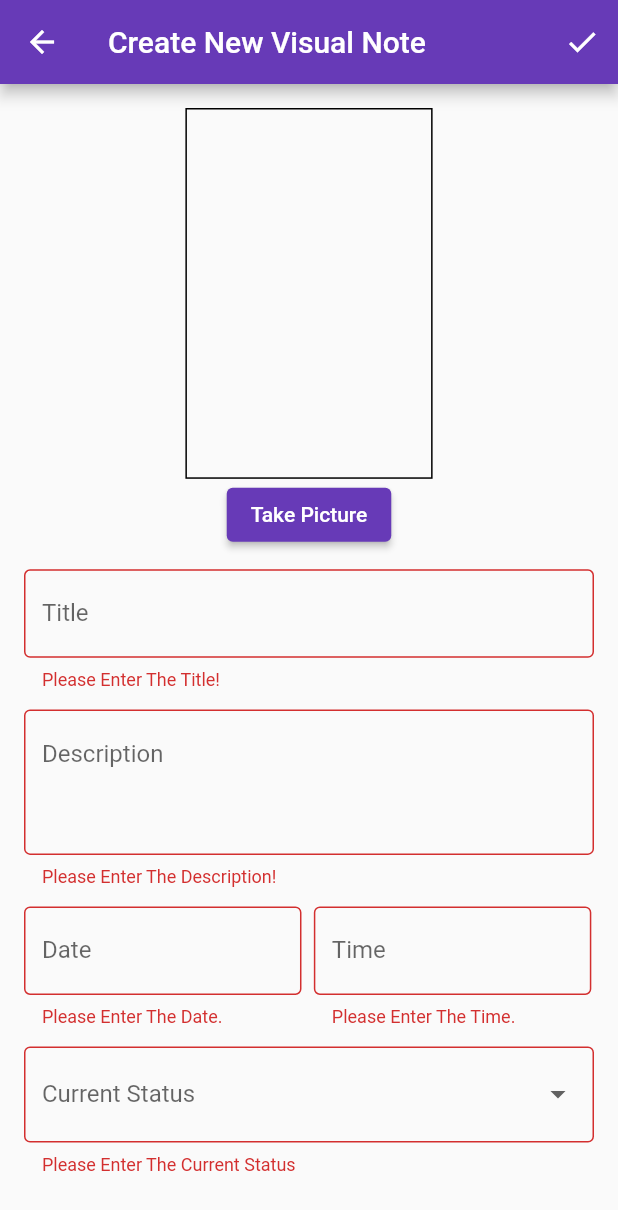
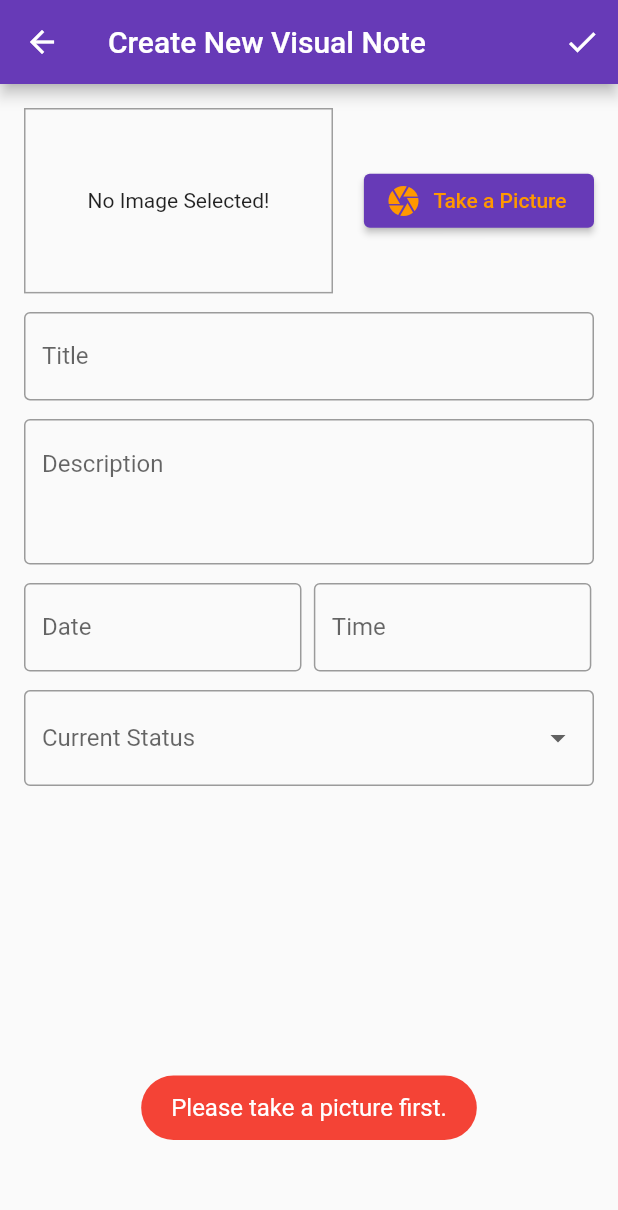
Before and after one commit to assem16399/Visual-Notes-App-Flutter, a Flutter app: the EditVisualNotesScreen screen opened by its route, after a tap on the "check" icon, on a phone screen of 412 x 824 dp. Shown: the top 1210 px of the screen. Run offline on Flutter 3.47's test engine with Material 2 defaults, Android fonts, the phone set to English and light mode, and no system bars; our stand-ins replace fluttertoast, image_picker.

Commit message:
image picker added

```diff
--- a/lib/modules/edit_visual_note/edit_visual_note_screen.dart
+++ b/lib/modules/edit_visual_note/edit_visual_note_screen.dart
@@ -1,8 +1,12 @@
+import 'dart:io';
+
 import 'package:flutter/material.dart';
 import 'package:intl/intl.dart';
 import 'package:provider/provider.dart';
 import 'package:visual_notes_app/models/visual_note.dart';
 import 'package:visual_notes_app/providers/visual_notes_provider.dart';
+import 'package:visual_notes_app/shared/components/toast.dart';
+import 'package:visual_notes_app/shared/components/widgets/image_input.dart';
 import 'package:visual_notes_app/shared/components/widgets/white_space.dart';
 
 class EditVisualNotesScreen extends StatefulWidget {
@@ -20,8 +24,7 @@ class _EditVisualNotesScreenState extends State<EditVisualNotesScreen> {
   final _timeController = TextEditingController();
   String? _currentStatus;
   final List<String> _statuses = ['Opened', 'Closed'];
-
-  VisualNote newVisualNote =
+  VisualNote? newVisualNote =
       VisualNote(id: null, title: '', description: '', date: {}, isOpened: false, image: null);
 
   Future<TimeOfDay?> _displayTimePicker(BuildContext context) async {
@@ -37,15 +40,34 @@ class _EditVisualNotesScreenState extends State<EditVisualNotesScreen> {
   }
 
   void submitForm() {
+    if (newVisualNote!.image == null) {
+      toast('Please take a picture first.');
+      return;
+    }
     if (_formKey.currentState!.validate()) {
       _formKey.currentState!.save();
-      Provider.of<VisualNotesProvider>(context, listen: false).addVisualNote(newVisualNote);
+      Provider.of<VisualNotesProvider>(context, listen: false).addVisualNote(newVisualNote!);
     }
+  }
+
+  void getImage(File image) {
+    newVisualNote = newVisualNote!.copyWith(image: image);
+  }
+
+  @override
+  void dispose() {
+    // TODO: implement dispose
+    _dateController.dispose();
+    _timeController.dispose();
+    newVisualNote = null;
+    super.dispose();
   }
 
   @override
   Widget build(BuildContext context) {
     final deviceSize = MediaQuery.of(context).size;
+    final _isLandscape = MediaQuery.of(context).orientation == Orientation.landscape;
+
     return Scaffold(
       appBar: AppBar(
         title: const Text('Create New Visual Note'),
@@ -58,12 +80,9 @@ class _EditVisualNotesScreenState extends State<EditVisualNotesScreen> {
           child: SingleChildScrollView(
             child: Column(
               children: [
-                Container(
-                  width: deviceSize.width * 0.4,
-                  height: deviceSize.height * 0.3,
-                  decoration: BoxDecoration(border: Border.all()),
+                ImageInput(
+                  getImage: getImage,
                 ),
-                ElevatedButton(onPressed: () {}, child: const Text('Take Picture')),
                 const WhiteSpace(isHorizontal: false),
                 TextFormField(
                   decoration: const InputDecoration(labelText: 'Title'),
@@ -74,7 +93,7 @@ class _EditVisualNotesScreenState extends State<EditVisualNotesScreen> {
                     return null;
                   },
                   onSaved: (value) {
-                    newVisualNote = newVisualNote.copyWith(title: value);
+                    newVisualNote = newVisualNote!.copyWith(title: value);
                   },
                 ),
                 const WhiteSpace(isHorizontal: false),
@@ -91,14 +110,14 @@ class _EditVisualNotesScreenState extends State<EditVisualNotesScreen> {
                     return null;
                   },
                   onSaved: (value) {
-                    newVisualNote = newVisualNote.copyWith(description: value);
+                    newVisualNote = newVisualNote!.copyWith(description: value);
                   },
                 ),
                 const WhiteSpace(isHorizontal: false),
                 Row(
                   children: [
                     SizedBox(
-                      width: deviceSize.width * 0.449,
+                      width: _isLandscape ? deviceSize.width * 0.4675 : deviceSize.width * 0.449,
                       child: TextFormField(
                         validator: (value) {
                           if (value!.isEmpty) return 'Please Enter The Date. ';
@@ -107,10 +126,10 @@ class _EditVisualNotesScreenState extends State<EditVisualNotesScreen> {
                         controller: _dateController,
                         onTap: () async {
                           FocusScope.of(context).requestFocus(FocusNode());
-                          newVisualNote.date['date'] = await _displayDatePicker(context);
-                          if (newVisualNote.date['date'] != null) {
+                          newVisualNote!.date['date'] = await _displayDatePicker(context);
+                          if (newVisualNote!.date['date'] != null) {
                             _dateController.text =
-                                DateFormat.yMd().format(newVisualNote.date['date']);
+                                DateFormat.yMd().format(newVisualNote!.date['date']);
                           }
                         },
                         decoration: const InputDecoration(labelText: 'Date'),
@@ -118,7 +137,7 @@ class _EditVisualNotesScreenState extends State<EditVisualNotesScreen> {
                     ),
                     const WhiteSpace(isHorizontal: true),
                     SizedBox(
-                      width: deviceSize.width * 0.449,
+                      width: _isLandscape ? deviceSize.width * 0.4675 : deviceSize.width * 0.449,
                       child: TextFormField(
                         controller: _timeController,
                         validator: (value) {
@@ -127,9 +146,9 @@ class _EditVisualNotesScreenState extends State<EditVisualNotesScreen> {
                         },
                         onTap: () async {
                           FocusScope.of(context).requestFocus(FocusNode());
-                          newVisualNote.date['time'] = await _displayTimePicker(context);
-                          if (newVisualNote.date['time'] != null) {
-                            _timeController.text = newVisualNote.date['time'].format(context);
+                          newVisualNote!.date['time'] = await _displayTimePicker(context);
+                          if (newVisualNote!.date['time'] != null) {
+                            _timeController.text = newVisualNote!.date['time'].format(context);
                           }
                         },
                         decoration: const InputDecoration(labelText: 'Time'),
@@ -156,9 +175,9 @@ class _EditVisualNotesScreenState extends State<EditVisualNotesScreen> {
                   },
                   onSaved: (value) {
                     if (value == 'Opened') {
-                      newVisualNote.isOpened = true;
+                      newVisualNote!.isOpened = true;
                     } else {
-                      newVisualNote.isOpened = false;
+                      newVisualNote!.isOpened = false;
                     }
                   },
                 )
--- a/lib/modules/visual_note_details/visual_note_details_screen.dart
+++ b/lib/modules/visual_note_details/visual_note_details_screen.dart
@@ -34,7 +34,9 @@ class VisualNotesDetails extends StatelessWidget {
                     SizedBox(
                       width: double.infinity,
                       height: deviceSize.height * 0.35,
-                      child: Image.asset('assets/images/chair.png'),
+                      child: visualNote.image == null
+                          ? Image.asset('assets/images/chair.png')
+                          : Image.file(visualNote.image!),
                     ),
                     const WhiteSpace(
                       isHorizontal: false,
--- /dev/null
+++ b/lib/shared/components/toast.dart
@@ -0,0 +1,13 @@
+import 'package:flutter/material.dart';
+import 'package:fluttertoast/fluttertoast.dart';
+
+void toast(String msg) {
+  Fluttertoast.showToast(
+      msg: msg,
+      toastLength: Toast.LENGTH_SHORT,
+      gravity: ToastGravity.BOTTOM,
+      timeInSecForIosWeb: 1,
+      backgroundColor: Colors.red,
+      textColor: Colors.white,
+      fontSize: 16.0);
+}
--- /dev/null
+++ b/lib/shared/components/widgets/image_input.dart
@@ -0,0 +1,69 @@
+import 'dart:io';
+
+import 'package:flutter/material.dart';
+import 'package:image_picker/image_picker.dart';
+import 'package:visual_notes_app/shared/styles/colors.dart';
+
+class ImageInput extends StatefulWidget {
+  const ImageInput({Key? key, required this.getImage}) : super(key: key);
+  final void Function(File image) getImage;
+
+  @override
+  _ImageInputState createState() => _ImageInputState();
+}
+
+class _ImageInputState extends State<ImageInput> {
+  File? _storedImage;
+
+  Future<void> _takePicture() async {
+    final imagePicker = ImagePicker();
+    final imageFile = await imagePicker.pickImage(source: ImageSource.camera, maxWidth: 600);
+    if (imageFile == null) {
+      return;
+    }
+    setState(() {
+      _storedImage = File(imageFile.path);
+    });
+    widget.getImage(_storedImage!);
+  }
+
+  @override
+  Widget build(BuildContext context) {
+    final deviceSize = MediaQuery.of(context).size;
+    final _isLandscape = MediaQuery.of(context).orientation == Orientation.landscape;
+
+    return Row(
+      children: [
+        Container(
+          width: _isLandscape ? deviceSize.width * 0.45 : deviceSize.width * 0.5,
+          height: _isLandscape ? deviceSize.height * 0.4 : deviceSize.height * 0.15,
+          decoration: BoxDecoration(border: Border.all(width: 1, color: Colors.grey)),
+          child: (_storedImage != null)
+              ? Image.file(
+                  _storedImage!,
+                  fit: BoxFit.cover,
+                  width: double.infinity,
+                )
+              : const Text(
+                  'No Image Selected!',
+                  textAlign: TextAlign.center,
+                ),
+          alignment: Alignment.center,
+        ),
+        SizedBox(
+          width: _isLandscape ? deviceSize.width * 0.15 : deviceSize.width * 0.05,
+        ),
+        Expanded(
+          child: ElevatedButton.icon(
+            label: const Text('Take a Picture'),
+            icon: const Icon(Icons.camera),
+            style: ButtonStyle(
+              foregroundColor: MaterialStateProperty.all(kSecondaryColor),
+            ),
+            onPressed: _takePicture,
+          ),
+        )
+      ],
+    );
+  }
+}
--- /dev/null
+++ b/lib/shared/styles/colors.dart
@@ -0,0 +1,4 @@
+import 'package:flutter/material.dart';
+
+const kPrimarySwatchColor = Colors.deepPurple;
+const kSecondaryColor = Colors.orange;
--- a/lib/shared/styles/themes.dart
+++ b/lib/shared/styles/themes.dart
@@ -1,6 +1,8 @@
 import 'package:flutter/material.dart';
 
+import 'colors.dart';
+
 final lightTheme = ThemeData(
-    colorScheme: ColorScheme.fromSwatch(primarySwatch: Colors.deepPurple)
-        .copyWith(secondary: Colors.deepOrange),
+    colorScheme: ColorScheme.fromSwatch(primarySwatch: kPrimarySwatchColor)
+        .copyWith(secondary: kSecondaryColor),
     inputDecorationTheme: const InputDecorationTheme(border: OutlineInputBorder()));
--- a/pubspec.yaml
+++ b/pubspec.yaml
@@ -36,6 +36,11 @@ dependencies:
   cupertino_icons: ^1.0.2
   provider: ^6.0.2
   intl: ^0.17.0
+  image_picker: ^0.8.4+4
+  path_provider: ^2.0.8
+  path: ^1.8.0
+  fluttertoast: ^8.0.8
+
 
 
 
```
Also changed, not shown: pubspec.lock, 1 other file.
